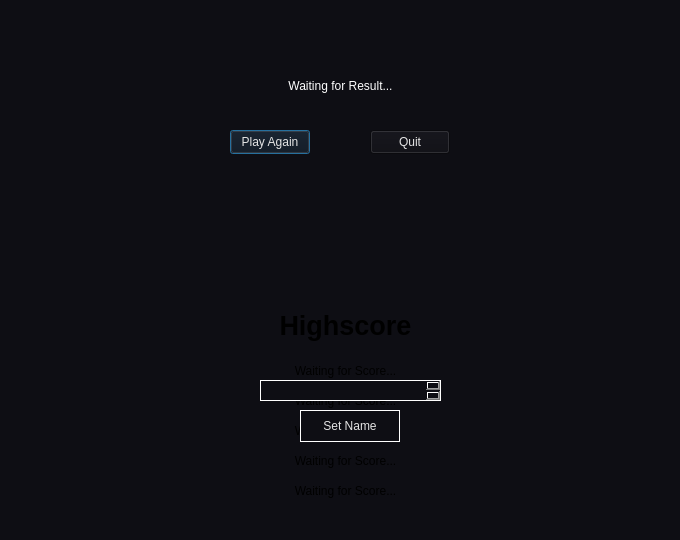
Qt form Source/Frontend/ITP-Project-Frontend/Views/view_finalscore.ui (JNSAPH/Qt-Multiplayer-Pong-BS_Erlangen_3rd_year_Project) before a commit.
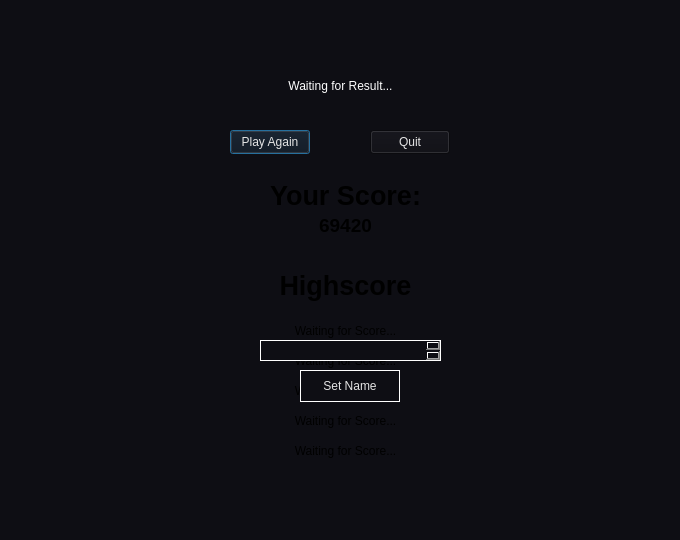
The same form after that commit. Icons and pictures are not drawn.

Commit message: Added Your Score to game end View

```diff
--- a/Source/Frontend/ITP-Project-Frontend/Views/view_finalscore.ui
+++ b/Source/Frontend/ITP-Project-Frontend/Views/view_finalscore.ui
@@ -16,25 +16,6 @@
   <property name="styleSheet">
    <string notr="true">background-color: #0E0E14</string>
   </property>
-  <widget class="QLabel" name="imgWinner">
-   <property name="geometry">
-    <rect>
-     <x>250</x>
-     <y>170</y>
-     <width>191</width>
-     <height>121</height>
-    </rect>
-   </property>
-   <property name="text">
-    <string/>
-   </property>
-   <property name="pixmap">
-    <pixmap resource="../resource.qrc">:/resources/bg/resources/ya_winning.png</pixmap>
-   </property>
-   <property name="scaledContents">
-    <bool>true</bool>
-   </property>
-  </widget>
   <widget class="QLabel" name="labelDisplayWinner">
    <property name="geometry">
     <rect>
@@ -107,10 +88,13 @@
    </property>
   </widget>
   <widget class="QLabel" name="score1">
+   <property name="enabled">
+    <bool>true</bool>
+   </property>
    <property name="geometry">
     <rect>
      <x>140</x>
-     <y>361</y>
+     <y>321</y>
      <width>411</width>
      <height>20</height>
     </rect>
@@ -123,10 +107,13 @@
    </property>
   </widget>
   <widget class="QLabel" name="score2">
+   <property name="enabled">
+    <bool>true</bool>
+   </property>
    <property name="geometry">
     <rect>
      <x>140</x>
-     <y>391</y>
+     <y>351</y>
      <width>411</width>
      <height>20</height>
     </rect>
@@ -139,10 +126,13 @@
    </property>
   </widget>
   <widget class="QLabel" name="score4">
+   <property name="enabled">
+    <bool>true</bool>
+   </property>
    <property name="geometry">
     <rect>
      <x>140</x>
-     <y>451</y>
+     <y>411</y>
      <width>411</width>
      <height>20</height>
     </rect>
@@ -155,10 +145,13 @@
    </property>
   </widget>
   <widget class="QLabel" name="score3">
+   <property name="enabled">
+    <bool>true</bool>
+   </property>
    <property name="geometry">
     <rect>
      <x>140</x>
-     <y>421</y>
+     <y>381</y>
      <width>411</width>
      <height>20</height>
     </rect>
@@ -171,10 +164,13 @@
    </property>
   </widget>
   <widget class="QLabel" name="score5">
+   <property name="enabled">
+    <bool>true</bool>
+   </property>
    <property name="geometry">
     <rect>
      <x>140</x>
-     <y>481</y>
+     <y>441</y>
      <width>411</width>
      <height>20</height>
     </rect>
@@ -190,7 +186,7 @@
    <property name="geometry">
     <rect>
      <x>140</x>
-     <y>310</y>
+     <y>270</y>
      <width>411</width>
      <height>31</height>
     </rect>
@@ -212,7 +208,7 @@
    <property name="geometry">
     <rect>
      <x>260</x>
-     <y>380</y>
+     <y>340</y>
      <width>181</width>
      <height>21</height>
     </rect>
@@ -226,7 +222,7 @@
    <property name="geometry">
     <rect>
      <x>300</x>
-     <y>410</y>
+     <y>370</y>
      <width>100</width>
      <height>32</height>
     </rect>
@@ -239,6 +235,50 @@
     <string>Set Name</string>
    </property>
   </widget>
+  <widget class="QLabel" name="score1_3">
+   <property name="geometry">
+    <rect>
+     <x>230</x>
+     <y>180</y>
+     <width>231</width>
+     <height>31</height>
+    </rect>
+   </property>
+   <property name="font">
+    <font>
+     <pointsize>20</pointsize>
+     <bold>true</bold>
+    </font>
+   </property>
+   <property name="text">
+    <string>Your Score:</string>
+   </property>
+   <property name="alignment">
+    <set>Qt::AlignCenter</set>
+   </property>
+  </widget>
+  <widget class="QLabel" name="userScore">
+   <property name="geometry">
+    <rect>
+     <x>230</x>
+     <y>210</y>
+     <width>231</width>
+     <height>31</height>
+    </rect>
+   </property>
+   <property name="font">
+    <font>
+     <pointsize>14</pointsize>
+     <bold>true</bold>
+    </font>
+   </property>
+   <property name="text">
+    <string>69420</string>
+   </property>
+   <property name="alignment">
+    <set>Qt::AlignCenter</set>
+   </property>
+  </widget>
  </widget>
  <resources>
   <include location="../resource.qrc"/>
```
The commit also changes 4 other files.
